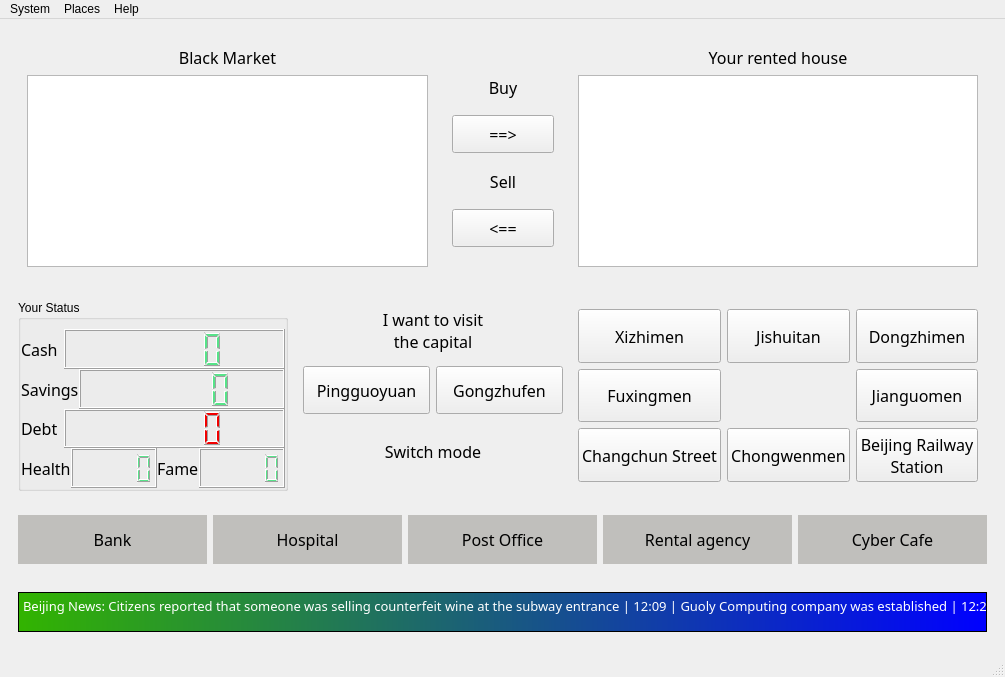
Old version of the form form/main.ui in the repository soda92/beijing_fushengji_rewrite.
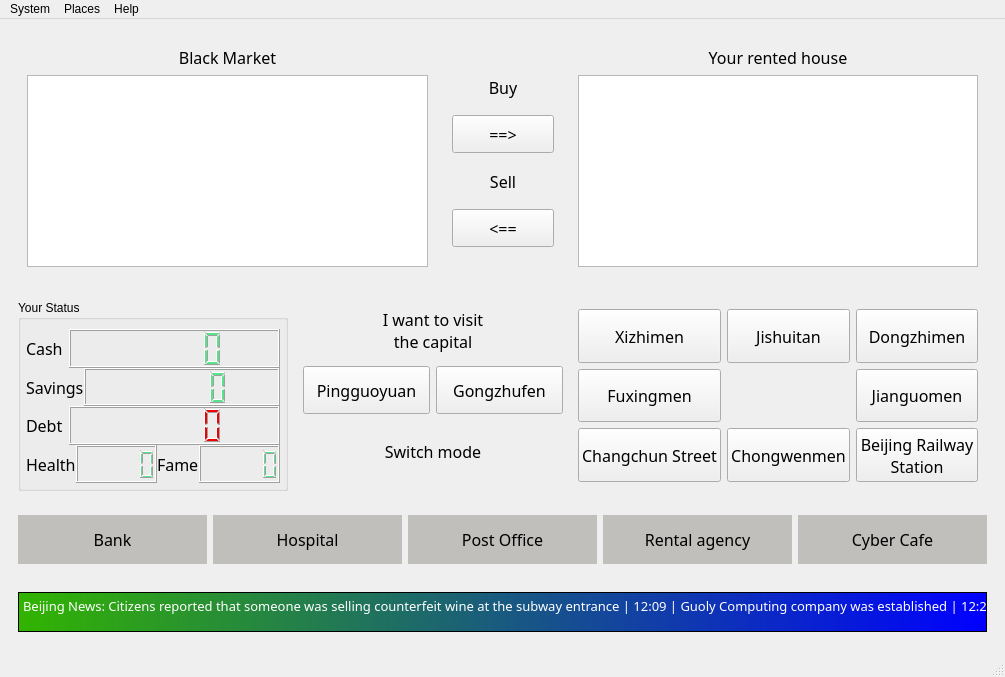
New version of the form. Icons and pictures are not drawn.

Patch:
```diff
--- a/form/main.ui
+++ b/form/main.ui
@@ -182,13 +182,13 @@
          </property>
          <layout class="QGridLayout" name="gridLayout">
           <property name="leftMargin">
-           <number>0</number>
+           <number>5</number>
           </property>
           <property name="rightMargin">
-           <number>0</number>
+           <number>5</number>
           </property>
           <property name="bottomMargin">
-           <number>0</number>
+           <number>5</number>
           </property>
           <property name="horizontalSpacing">
            <number>6</number>
```
